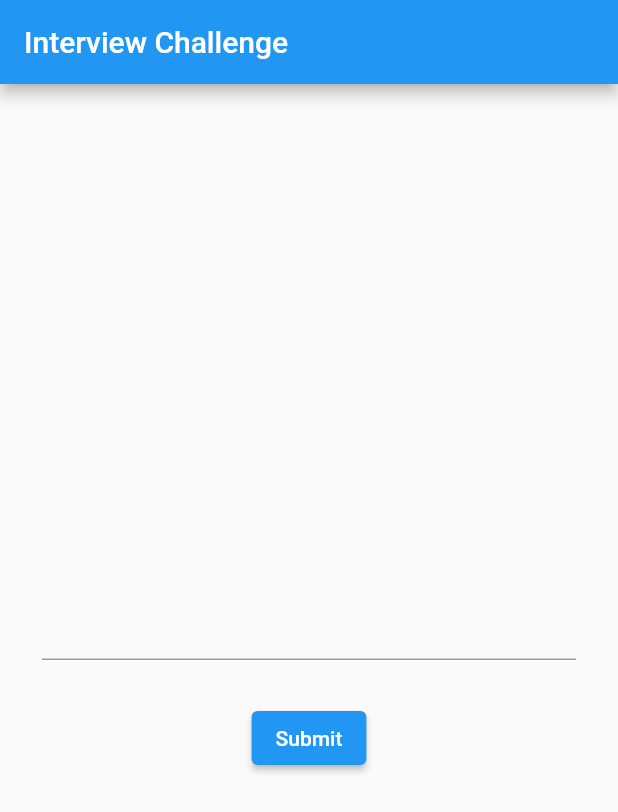
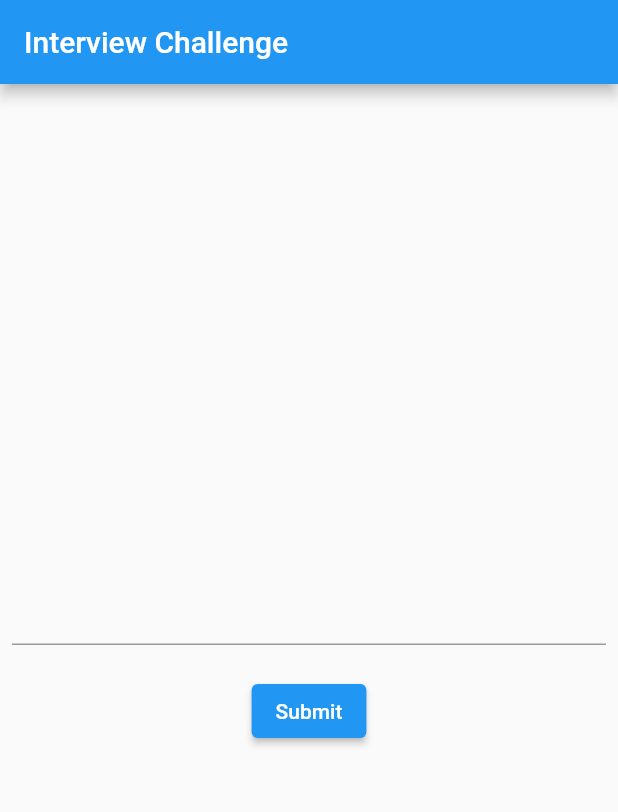
Before and after one commit to jakansha2001/widgetbook-challenge, a Flutter app: the screen it shows after launch, on a phone screen of 412 x 824 dp. Shown: the top 812 px of the screen. Run offline on Flutter 3.47's test engine with Material 2 defaults, Android fonts, the phone set to English and light mode, and no system bars; our stand-ins replace bloc, equatable, flutter_bloc.

```diff
--- a/lib/app.dart
+++ b/lib/app.dart
@@ -1,5 +1,5 @@
 import 'package:flutter/material.dart';
-import 'package:widgetbook_challenge/home_page.dart';
+import 'package:widgetbook_challenge/home/view/home_page.dart';
 
 /// The app.
 class App extends StatelessWidget {
@@ -10,7 +10,7 @@ class App extends StatelessWidget {
 
   @override
   Widget build(BuildContext context) {
-    return MaterialApp(
+    return const MaterialApp(
       home: HomePage(),
     );
   }
--- /dev/null
+++ b/lib/home/bloc/home_bloc.dart
@@ -0,0 +1,43 @@
+import 'package:bloc/bloc.dart';
+import 'package:equatable/equatable.dart';
+import 'package:meta/meta.dart';
+import 'package:widgetbook_challenge/api/widgetbook_api.dart';
+
+part 'home_event.dart';
+part 'home_state.dart';
+
+/// This is the bloc class for home page
+class HomeBloc extends Bloc<HomeEvent, HomeState> {
+  /// Constructor for HomeBloc
+  HomeBloc({
+    required WidgetbookApi widgetbookApi,
+  })  : _widgetbookApi = widgetbookApi,
+        super(HomeState.initial()) {
+    on<InputChangedEvent>(_onInputChanged);
+    on<SubmitButtonPressedEvent>(_onSubmitButtonPressed);
+  }
+
+  final WidgetbookApi _widgetbookApi;
+
+  Future<void> _onInputChanged(
+    InputChangedEvent event,
+    Emitter<HomeState> emit,
+  ) async {
+    emit(state.copyWith(input: event.input));
+  }
+
+  Future<void> _onSubmitButtonPressed(
+    SubmitButtonPressedEvent event,
+    Emitter<HomeState> emit,
+  ) async {
+    emit(state.copyWith(status: HomeStatus.loading));
+    try {
+      final output = await _widgetbookApi.welcomeToWidgetbook(
+        message: state.input!,
+      );
+      emit(state.copyWith(status: HomeStatus.loaded, output: output));
+    } catch (e) {
+      emit(state.copyWith(status: HomeStatus.error));
+    }
+  }
+}
--- /dev/null
+++ b/lib/home/bloc/home_event.dart
@@ -0,0 +1,29 @@
+part of 'home_bloc.dart';
+
+@immutable
+
+/// This is the base class for home event
+abstract class HomeEvent extends Equatable {}
+
+/// This is the event class for input change
+class InputChangedEvent extends HomeEvent {
+  /// Constructor for InputChangedEvent
+  InputChangedEvent({
+    required this.input,
+  });
+
+  /// Input entered by user
+  final String input;
+
+  @override
+  List<Object?> get props => [input];
+}
+
+/// This is the event class for submit button pressed
+class SubmitButtonPressedEvent extends HomeEvent {
+  /// Constructor for SubmitButtonPressedEvent
+  SubmitButtonPressedEvent();
+
+  @override
+  List<Object?> get props => [];
+}
--- /dev/null
+++ b/lib/home/bloc/home_state.dart
@@ -0,0 +1,64 @@
+part of 'home_bloc.dart';
+
+/// This is the status of home page
+enum HomeStatus {
+  /// Initial status
+  initial,
+
+  ///Loading Status
+  loading,
+
+  ///Loaded status
+  loaded,
+
+  ///Error status
+  error,
+}
+
+/// This is the state class for home page
+class HomeState extends Equatable {
+  /// The unnamed constructor for homestate.
+  const HomeState({
+    this.status,
+    this.input,
+    this.output,
+  });
+
+  ///Initial state of home
+  factory HomeState.initial() {
+    return const HomeState(
+      status: HomeStatus.initial,
+      input: '',
+      output: '',
+    );
+  }
+
+  ///status for home
+  final HomeStatus? status;
+
+  ///Input entered by user
+  final String? input;
+
+  /// Output from API
+  final String? output;
+
+  /// Copy with method for home state
+  HomeState copyWith({
+    HomeStatus? status,
+    String? input,
+    String? output,
+  }) {
+    return HomeState(
+      status: status ?? this.status,
+      input: input ?? this.input,
+      output: output ?? this.output,
+    );
+  }
+
+  @override
+  List<Object?> get props => [
+        status,
+        input,
+        output,
+      ];
+}
--- /dev/null
+++ b/lib/home/view/home_page.dart
@@ -0,0 +1,34 @@
+import 'package:flutter/material.dart';
+import 'package:flutter_bloc/flutter_bloc.dart';
+import 'package:widgetbook_challenge/api/widgetbook_api.dart';
+import 'package:widgetbook_challenge/home/bloc/home_bloc.dart';
+import 'package:widgetbook_challenge/home/view/home_view.dart';
+
+/// This is Home Page
+
+class HomePage extends StatefulWidget {
+  /// Constructor for Home Page
+  const HomePage({
+    Key? key,
+  }) : super(key: key);
+
+  @override
+  State<HomePage> createState() => _HomePageState();
+}
+
+class _HomePageState extends State<HomePage> {
+  @override
+  Widget build(BuildContext context) {
+    return Scaffold(
+      appBar: AppBar(
+        title: const Text('Interview Challenge'),
+      ),
+      body: BlocProvider(
+        create: (context) => HomeBloc(
+          widgetbookApi: WidgetbookApi(),
+        ),
+        child: const HomeView(),
+      ),
+    );
+  }
+}
--- /dev/null
+++ b/lib/home/view/home_view.dart
@@ -0,0 +1,56 @@
+import 'package:flutter/material.dart';
+import 'package:flutter_bloc/flutter_bloc.dart';
+import 'package:widgetbook_challenge/home/bloc/home_bloc.dart';
+
+/// This page is for HomeView
+class HomeView extends StatelessWidget {
+  /// Constructor for HomeView
+  const HomeView({Key? key}) : super(key: key);
+
+  @override
+  Widget build(BuildContext context) {
+    return Center(
+      child: BlocConsumer<HomeBloc, HomeState>(
+        listener: (context, state) {
+          if (state.status == HomeStatus.error) {
+            ScaffoldMessenger.of(context).showSnackBar(
+              const SnackBar(
+                content: Text('Oops! Something went wrong'),
+              ),
+            );
+          }
+        },
+        builder: (context, state) {
+          if (state.status == HomeStatus.loading) {
+            return const CircularProgressIndicator();
+          }
+          if (state.status == HomeStatus.loaded) {
+            return Text(state.output!);
+          }
+          return Padding(
+            padding: const EdgeInsets.all(8),
+            child: Column(
+              mainAxisAlignment: MainAxisAlignment.center,
+              children: [
+                TextField(
+                  onChanged: (input) {
+                    context
+                        .read<HomeBloc>()
+                        .add(InputChangedEvent(input: input));
+                  },
+                ),
+                const SizedBox(height: 20),
+                ElevatedButton(
+                  onPressed: () {
+                    context.read<HomeBloc>().add(SubmitButtonPressedEvent());
+                  },
+                  child: const Text('Submit'),
+                ),
+              ],
+            ),
+          );
+        },
+      ),
+    );
+  }
+}
--- a/lib/home_page.dart
+++ /dev/null
@@ -1,85 +0,0 @@
-import 'package:flutter/material.dart';
-import 'package:widgetbook_challenge/api/widgetbook_api.dart';
-
-/// This is Home Page
-
-class HomePage extends StatefulWidget {
-  /// Constructor for Home Page
-  const HomePage({
-    Key? key,
-  }) : super(key: key);
-
-  @override
-  State<HomePage> createState() => _HomePageState();
-}
-
-class _HomePageState extends State<HomePage> {
-  final TextEditingController _textEditingController = TextEditingController();
-
-  final WidgetbookApi _widgetBookApi = WidgetbookApi();
-
-  String _message = '';
-  bool _loading = false;
-
-  @override
-  Widget build(BuildContext context) {
-    return Scaffold(
-      appBar: AppBar(
-        title: const Text('Interview Challenge'),
-      ),
-      body: Center(
-        child: _loading
-            ? const CircularProgressIndicator()
-            : Column(
-                mainAxisAlignment: MainAxisAlignment.center,
-                children: [
-                  if (_message.isEmpty && _textEditingController.text.isEmpty)
-                    Column(
-                      children: [
-                        Padding(
-                          padding: const EdgeInsets.all(28),
-                          child: TextField(
-                            controller: _textEditingController,
-                          ),
-                        ),
-                        ElevatedButton(
-                          onPressed: () async {
-                            try {
-                              setState(() {
-                                _loading = true;
-                              });
-                              _message =
-                                  await _widgetBookApi.welcomeToWidgetbook(
-                                message: _textEditingController.text,
-                              );
-                              setState(() {
-                                _loading = false;
-                              });
-                            } catch (e) {
-                              setState(() {
-                                _loading = false;
-                                _message = '';
-                                _textEditingController.clear();
-                              });
-                              ScaffoldMessenger.of(context).showSnackBar(
-                                const SnackBar(
-                                  content: Text(
-                                    'Oops! Something went wrong. Sorry!',
-                                  ),
-                                ),
-                              );
-                            }
-                          },
-                          child: const Text('Submit'),
-                        )
-                      ],
-                    ),
-                  if (_message.isNotEmpty &&
-                      _textEditingController.text.isNotEmpty)
-                    Text(_message)
-                ],
-              ),
-      ),
-    );
-  }
-}
--- a/pubspec.yaml
+++ b/pubspec.yaml
@@ -9,8 +9,10 @@ environment:
 
 dependencies:
   cupertino_icons: ^1.0.2
+  equatable: ^2.0.5
   flutter:
     sdk: flutter
+  flutter_bloc: ^8.1.1
 
 dev_dependencies:
   flutter_test:
```
Also changed, not shown: pubspec.lock.
